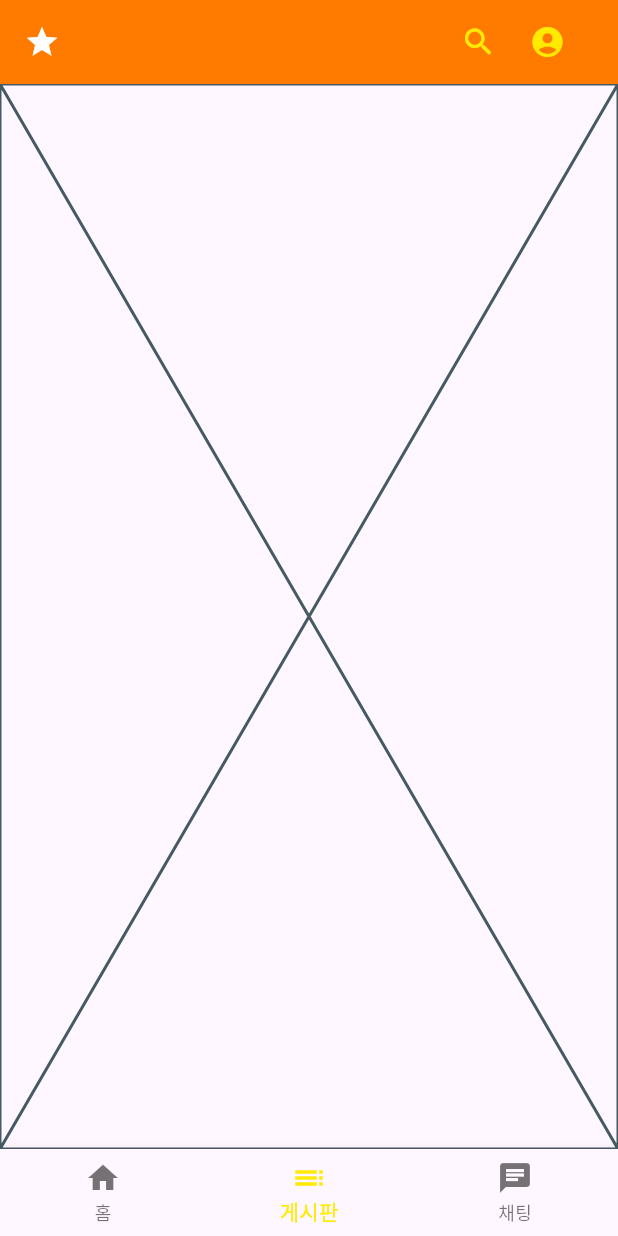
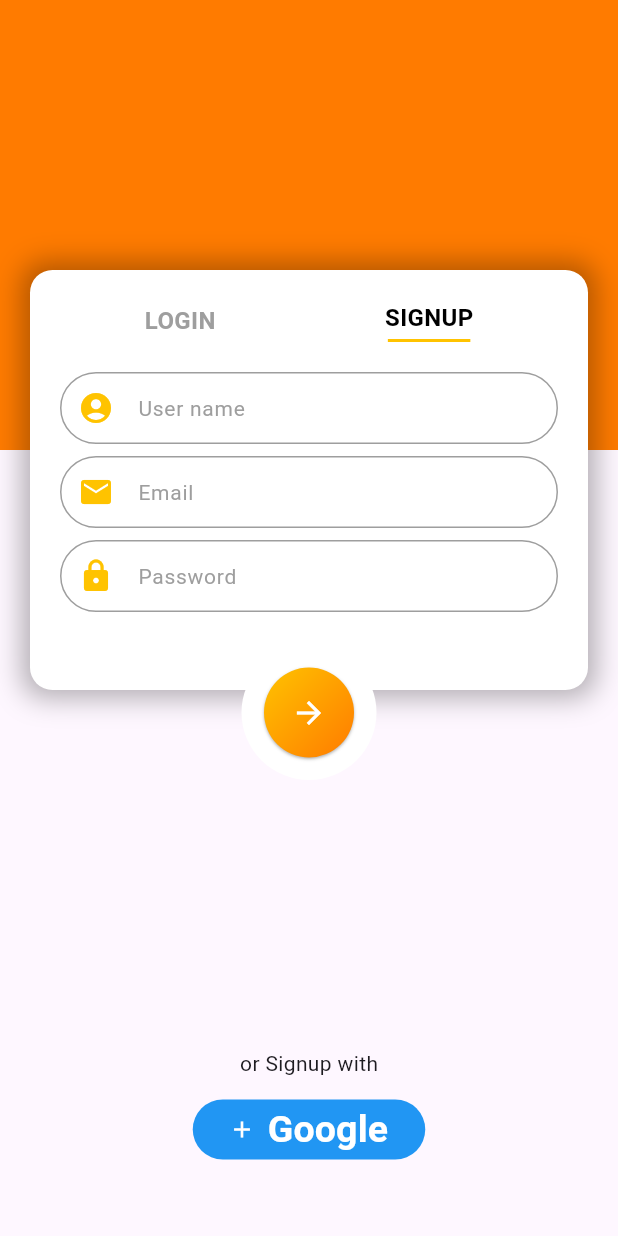
Before and after one commit to iamgonnabe/CommunityApp, a Flutter app: the screen it shows after launch, item 2 of the bottom bar chosen, after a tap on the "account circle" icon, on a phone screen of 412 x 824 dp. Run offline on Flutter 3.47's test engine with Material 3 defaults, Android fonts, the phone set to English and light mode, and no system bars; Roboto replaces fonts that are missing (Georgia).

Commit message:
chattingUI

```diff
--- /dev/null
+++ b/lib/repository/chat_repository.dart
@@ -0,0 +1,40 @@
+class ChatRepository {
+  List<Map<String, String>> chats = [
+    {
+      'name': 'abc',
+      'message': 'hello',
+    },
+    {
+      'name': 'abc',
+      'message': 'hello',
+    },
+    {
+      'name': 'abc',
+      'message': 'hello',
+    },
+    {
+      'name': 'abc',
+      'message': 'hello',
+    },
+    {
+      'name': 'abc',
+      'message': 'hello',
+    },
+    {
+      'name': 'abc',
+      'message': 'hello',
+    },
+    {
+      'name': 'abc',
+      'message': 'hello',
+    },
+    {
+      'name': 'abc',
+      'message': 'hello',
+    },
+    {
+      'name': 'abc',
+      'message': 'hello',
+    },
+  ];
+}
--- /dev/null
+++ b/lib/repository/palette.dart
@@ -0,0 +1,14 @@
+import 'package:flutter/material.dart';
+
+class Palette {
+  static const Color color1 = Color(0xffFF7B00);
+  static const Color color2 = Color(0xffFF8800);
+  static const Color color3 = Color(0xffFF9500);
+  static const Color color4 = Color(0xffFFA200);
+  static const Color color5 = Color(0xffFFAA00);
+  static const Color color6 = Color(0xffFFB700);
+  static const Color color7 = Color(0xffFFC300);
+  static const Color color8 = Color(0xffFFD000);
+  static const Color color9 = Color(0xffFFDD00);
+  static const Color color10 = Color(0xffFFEA00);
+}
--- /dev/null
+++ b/lib/screens/board_screen.dart
@@ -0,0 +1,65 @@
+import 'package:flutter/material.dart';
+import 'package:flutterproject/widgets/free_board_widget.dart';
+import 'package:flutterproject/widgets/hot_board_widget.dart';
+import 'package:flutterproject/widgets/review_board.widget.dart';
+
+class BoardList extends StatelessWidget {
+  const BoardList({super.key});
+
+  @override
+  Widget build(BuildContext context) {
+    return const Expanded(
+      child: Row(
+        mainAxisAlignment: MainAxisAlignment.center,
+        children: [
+          Column(
+            children: [
+              SizedBox(
+                height: 100,
+              ),
+              GoToBoard(board: 'HOT', boardWidget: HotBoard()),
+              SizedBox(
+                height: 30,
+              ),
+              GoToBoard(board: '자유', boardWidget: FreeBoard()),
+              SizedBox(
+                height: 30,
+              ),
+              GoToBoard(board: '리뷰', boardWidget: ReviewBoard()),
+            ],
+          ),
+        ],
+      ),
+    );
+  }
+}
+
+class GoToBoard extends StatelessWidget {
+  final String board;
+  final Widget boardWidget;
+  const GoToBoard({
+    super.key,
+    required this.board,
+    required this.boardWidget,
+  });
+
+  @override
+  Widget build(BuildContext context) {
+    return GestureDetector(
+      onTap: () {
+        Navigator.push(
+          context,
+          MaterialPageRoute(builder: (context) => boardWidget),
+        );
+      },
+      child: Text(
+        '$board 게시판',
+        style: const TextStyle(
+          fontSize: 36,
+          fontWeight: FontWeight.bold,
+          backgroundColor: Color(0xffFFD000),
+        ),
+      ),
+    );
+  }
+}
--- /dev/null
+++ b/lib/screens/chatting_screen.dart
@@ -0,0 +1,27 @@
+import 'package:flutter/material.dart';
+import 'package:flutterproject/repository/chat_repository.dart';
+
+class Chatting extends StatelessWidget {
+  const Chatting({super.key});
+
+  @override
+  Widget build(BuildContext context) {
+    return ListView.separated(
+      itemCount: 10,
+      padding: const EdgeInsets.symmetric(vertical: 10, horizontal: 20),
+      itemBuilder: (context, index) {
+        ChatRepository chatRepository = ChatRepository();
+        return Container(
+          child: const Column(
+            children: [
+              //for (var chat in chatRepository.chats) Text(chat[index]['message'])
+            ],
+          ),
+        );
+      },
+      separatorBuilder: (context, index) => const SizedBox(
+        height: 10,
+      ),
+    );
+  }
+}
--- a/lib/screens/home_screen.dart
+++ b/lib/screens/home_screen.dart
@@ -1,7 +1,9 @@
 import 'package:flutter/material.dart';
-import 'package:flutterproject/widgets/board_list_widget.dart';
-import 'package:flutterproject/widgets/chatting_widget.dart';
+import 'package:flutterproject/repository/palette.dart';
+import 'package:flutterproject/screens/board_screen.dart';
+import 'package:flutterproject/screens/chatting_screen.dart';
 import 'package:flutterproject/widgets/home_widget.dart';
+import 'package:flutterproject/widgets/login_widget.dart';
 
 class HomeScreen extends StatefulWidget {
   const HomeScreen({super.key});
@@ -26,20 +28,23 @@ class _HomeScreenState extends State<HomeScreen> {
   Widget build(BuildContext context) {
     return Scaffold(
       appBar: AppBar(
-        backgroundColor: const Color(0xffFF7B00),
+        backgroundColor: Palette.color1,
         actions: [
           IconButton(
               onPressed: () {},
               icon: const Icon(
                 Icons.search,
-                color: Color(0xffFFEA00),
+                color: Palette.color10,
               )),
           IconButton(
               padding: const EdgeInsets.only(right: 35, left: 10),
-              onPressed: () {},
+              onPressed: () {
+                Navigator.push(context,
+                    MaterialPageRoute(builder: (context) => const Login()));
+              },
               icon: const Icon(
                 Icons.account_circle,
-                color: Color(0xffFFEA00),
+                color: Palette.color10,
               )),
         ],
         leading: const Icon(
@@ -55,7 +60,7 @@ class _HomeScreenState extends State<HomeScreen> {
           BottomNavigationBarItem(icon: Icon(Icons.chat), label: '채팅'),
         ],
         currentIndex: _selectedIndex,
-        selectedItemColor: const Color(0xffFFEA00),
+        selectedItemColor: Palette.color10,
         onTap: _onItemTapped,
       ),
     );
@@ -63,13 +68,11 @@ class _HomeScreenState extends State<HomeScreen> {
 
   @override
   void initState() {
-    // TODO: implement initState
     super.initState();
   }
 
   @override
   void dispose() {
-    // TODO: implement dispose
     super.dispose();
   }
 }
--- /dev/null
+++ b/lib/widgets/boards_preview.widget.dart
@@ -0,0 +1,35 @@
+import 'package:flutter/material.dart';
+
+class BoardsPreview extends StatelessWidget {
+  final String board;
+  final Widget boardList;
+  const BoardsPreview(
+      {super.key, required this.board, required this.boardList});
+
+  @override
+  Widget build(BuildContext context) {
+    return SizedBox(
+      width: 200,
+      child: GestureDetector(
+        onTap: () {
+          Navigator.push(
+            context,
+            MaterialPageRoute(builder: (context) => boardList),
+          );
+        },
+        child: Row(
+          mainAxisAlignment: MainAxisAlignment.spaceBetween,
+          children: [
+            Text('$board 게시판'),
+            const Row(
+              children: [
+                Text('더보기'),
+                Icon(Icons.chevron_right),
+              ],
+            ),
+          ],
+        ),
+      ),
+    );
+  }
+}
--- a/lib/widgets/chatting_widget.dart
+++ b/lib/widgets/free_board_widget.dart
@@ -1,7 +1,7 @@
 import 'package:flutter/material.dart';
 
-class Chatting extends StatelessWidget {
-  const Chatting({super.key});
+class FreeBoard extends StatelessWidget {
+  const FreeBoard({super.key});
 
   @override
   Widget build(BuildContext context) {
--- a/lib/widgets/home_widget.dart
+++ b/lib/widgets/home_widget.dart
@@ -1,19 +1,61 @@
 import 'package:flutter/material.dart';
+import 'package:flutterproject/widgets/boards_preview.widget.dart';
+import 'package:flutterproject/widgets/free_board_widget.dart';
+import 'package:flutterproject/widgets/hot_board_widget.dart';
+import 'package:flutterproject/widgets/review_board.widget.dart';
 
 class HomePage extends StatelessWidget {
   const HomePage({super.key});
 
   @override
   Widget build(BuildContext context) {
-    return const SingleChildScrollView(
+    return SingleChildScrollView(
       child: Padding(
-        padding: EdgeInsets.symmetric(horizontal: 20),
+        padding: const EdgeInsets.symmetric(horizontal: 20),
         child: Column(
           children: [
-            Row(
-              children: [
-                Text('자유 게시판'),
-              ],
+            const SizedBox(
+              height: 50,
+            ),
+            Center(
+              child: Container(
+                color: Colors.grey,
+                width: 200,
+                child: const Text(
+                  '깔삼한 로고',
+                  textAlign: TextAlign.center,
+                ),
+              ),
+            ),
+            const SizedBox(
+              height: 50,
+            ),
+            const BoardsPreview(board: 'HOT', boardList: HotBoard()),
+            Container(
+              color: Colors.grey,
+              width: 200,
+              height: 150,
+            ),
+            const SizedBox(
+              height: 25,
+            ),
+            const BoardsPreview(board: '자유', boardList: FreeBoard()),
+            Container(
+              color: Colors.grey,
+              width: 200,
+              height: 150,
+            ),
+            const SizedBox(
+              height: 25,
+            ),
+            const BoardsPreview(board: '리뷰', boardList: ReviewBoard()),
+            Container(
+              color: Colors.grey,
+              width: 200,
+              height: 150,
+            ),
+            const SizedBox(
+              height: 25,
             ),
           ],
         ),
--- /dev/null
+++ b/lib/widgets/hot_board_widget.dart
@@ -0,0 +1,10 @@
+import 'package:flutter/material.dart';
+
+class HotBoard extends StatelessWidget {
+  const HotBoard({super.key});
+
+  @override
+  Widget build(BuildContext context) {
+    return const Placeholder();
+  }
+}
--- /dev/null
+++ b/lib/widgets/login_widget.dart
@@ -0,0 +1,332 @@
+import 'package:flutter/material.dart';
+import 'package:flutter/rendering.dart';
+import 'package:flutterproject/repository/palette.dart';
+
+class Login extends StatefulWidget {
+  const Login({super.key});
+
+  @override
+  State<Login> createState() => _LoginState();
+}
+
+class _LoginState extends State<Login> {
+  bool isSignup = true;
+  @override
+  Widget build(BuildContext context) {
+    return Scaffold(
+      body: Stack(
+        children: [
+          Positioned(
+            top: 0,
+            right: 0,
+            left: 0,
+            child: Container(
+              height: 300,
+              decoration: const BoxDecoration(
+                color: Palette.color1,
+              ),
+            ),
+          ),
+          AnimatedPositioned(
+            duration: const Duration(milliseconds: 0),
+            curve: Curves.easeIn,
+            top: 180,
+            child: Container(
+              padding: const EdgeInsets.all(20),
+              height: isSignup ? 280 : 250,
+              width: MediaQuery.of(context).size.width - 40,
+              margin: const EdgeInsets.symmetric(horizontal: 20),
+              decoration: BoxDecoration(
+                color: Colors.white,
+                borderRadius: BorderRadius.circular(15),
+                boxShadow: [
+                  BoxShadow(
+                    color: Colors.black.withOpacity(0.3),
+                    blurRadius: 15,
+                    spreadRadius: 5,
+                  ),
+                ],
+              ),
+              child: Column(
+                children: [
+                  Row(
+                    mainAxisAlignment: MainAxisAlignment.spaceAround,
+                    children: [
+                      GestureDetector(
+                        onTap: () {
+                          setState(() {
+                            isSignup = false;
+                          });
+                        },
+                        child: Column(
+                          children: [
+                            Text(
+                              'LOGIN',
+                              style: TextStyle(
+                                fontSize: 16,
+                                fontWeight: FontWeight.bold,
+                                color: !isSignup ? Colors.black : Colors.grey,
+                              ),
+                            ),
+                            if (!isSignup)
+                              Container(
+                                margin: const EdgeInsets.only(top: 3),
+                                height: 2,
+                                width: 55,
+                                color: Palette.color7,
+                              ),
+                          ],
+                        ),
+                      ),
+                      GestureDetector(
+                        onTap: () {
+                          setState(() {
+                            isSignup = true;
+                          });
+                        },
+                        child: Column(
+                          children: [
+                            Text(
+                              'SIGNUP',
+                              style: TextStyle(
+                                fontSize: 16,
+                                fontWeight: FontWeight.bold,
+                                color: isSignup ? Colors.black : Colors.grey,
+                              ),
+                            ),
+                            if (isSignup)
+                              Container(
+                                margin: const EdgeInsets.only(top: 3),
+                                height: 2,
+                                width: 55,
+                                color: Palette.color7,
+                              ),
+                          ],
+                        ),
+                      ),
+                    ],
+                  ),
+                  if (isSignup)
+                    Container(
+                      margin: const EdgeInsets.only(top: 20),
+                      child: Form(
+                        child: Column(
+                          children: [
+                            TextFormField(
+                              decoration: InputDecoration(
+                                prefixIcon: const Icon(
+                                  Icons.account_circle,
+                                  color: Palette.color7,
+                                ),
+                                enabledBorder: OutlineInputBorder(
+                                  borderSide:
+                                      const BorderSide(color: Colors.black38),
+                                  borderRadius: BorderRadius.circular(30),
+                                ),
+                                focusedBorder: OutlineInputBorder(
+                                  borderSide:
+                                      const BorderSide(color: Colors.black38),
+                                  borderRadius: BorderRadius.circular(30),
+                                ),
+                                hintText: 'User name',
+                                hintStyle: const TextStyle(
+                                  fontSize: 14,
+                                  color: Colors.grey,
+                                ),
+                                contentPadding: const EdgeInsets.all(10),
+                              ),
+                            ),
+                            const SizedBox(
+                              height: 8,
+                            ),
+                            TextFormField(
+                              decoration: InputDecoration(
+                                prefixIcon: const Icon(
+                                  Icons.mail,
+                                  color: Palette.color7,
+                                ),
+                                enabledBorder: OutlineInputBorder(
+                                  borderSide:
+                                      const BorderSide(color: Colors.black38),
+                                  borderRadius: BorderRadius.circular(30),
+                                ),
+                                focusedBorder: OutlineInputBorder(
+                                  borderSide:
+                                      const BorderSide(color: Colors.black38),
+                                  borderRadius: BorderRadius.circular(30),
+                                ),
+                                hintText: 'Email',
+                                hintStyle: const TextStyle(
+                                  fontSize: 14,
+                                  color: Colors.grey,
+                                ),
+                                contentPadding: const EdgeInsets.all(10),
+                              ),
+                            ),
+                            const SizedBox(
+                              height: 8,
+                            ),
+                            TextFormField(
+                              decoration: InputDecoration(
+                                prefixIcon: const Icon(
+                                  Icons.lock,
+                                  color: Palette.color7,
+                                ),
+                                enabledBorder: OutlineInputBorder(
+                                  borderSide:
+                                      const BorderSide(color: Colors.black38),
+                                  borderRadius: BorderRadius.circular(30),
+                                ),
+                                focusedBorder: OutlineInputBorder(
+                                  borderSide:
+                                      const BorderSide(color: Colors.black38),
+                                  borderRadius: BorderRadius.circular(30),
+                                ),
+                                hintText: 'Password',
+                                hintStyle: const TextStyle(
+                                  fontSize: 14,
+                                  color: Colors.grey,
+                                ),
+                                contentPadding: const EdgeInsets.all(10),
+                              ),
+                            ),
+                          ],
+                        ),
+                      ),
+                    ),
+                  if (!isSignup)
+                    Container(
+                      margin: const EdgeInsets.only(top: 20),
+                      child: Form(
+                        child: Column(
+                          children: [
+                            TextFormField(
+                              decoration: InputDecoration(
+                                prefixIcon: const Icon(
+                                  Icons.account_circle,
+                                  color: Palette.color7,
+                                ),
+                                enabledBorder: OutlineInputBorder(
+                                  borderSide:
+                                      const BorderSide(color: Colors.black38),
+                                  borderRadius: BorderRadius.circular(30),
+                                ),
+                                focusedBorder: OutlineInputBorder(
+                                  borderSide:
+                                      const BorderSide(color: Colors.black38),
+                                  borderRadius: BorderRadius.circular(30),
+                                ),
+                                hintText: 'User name',
+                                hintStyle: const TextStyle(
+                                  fontSize: 14,
+                                  color: Colors.grey,
+                                ),
+                                contentPadding: const EdgeInsets.all(10),
+                              ),
+                            ),
+                            const SizedBox(
+                              height: 8,
+                            ),
+                            TextFormField(
+                              decoration: InputDecoration(
+                                prefixIcon: const Icon(
+                                  Icons.lock,
+                                  color: Palette.color7,
+                                ),
+                                enabledBorder: OutlineInputBorder(
+                                  borderSide:
+                                      const BorderSide(color: Colors.black38),
+                                  borderRadius: BorderRadius.circular(30),
+                                ),
+                                focusedBorder: OutlineInputBorder(
+                                  borderSide:
+                                      const BorderSide(color: Colors.black38),
+                                  borderRadius: BorderRadius.circular(30),
+                                ),
+                                hintText: 'Password',
+                                hintStyle: const TextStyle(
+                                  fontSize: 14,
+                                  color: Colors.grey,
+                                ),
+                                contentPadding: const EdgeInsets.all(10),
+                              ),
+                            ),
+                          ],
+                        ),
+                      ),
+                    ),
+                ],
+              ),
+            ),
+          ),
+          AnimatedPositioned(
+            duration: const Duration(milliseconds: 0),
+            curve: Curves.easeIn,
+            top: isSignup ? 430 : 390,
+            right: 0,
+            left: 0,
+            child: Center(
+              child: Container(
+                padding: const EdgeInsets.all(15),
+                height: 90,
+                width: 90,
+                decoration: BoxDecoration(
+                  color: Colors.white,
+                  borderRadius: BorderRadius.circular(50),
+                ),
+                child: Container(
+                  decoration: BoxDecoration(
+                    gradient: const LinearGradient(
+                      colors: [
+                        Palette.color7,
+                        Palette.color1,
+                      ],
+                      begin: Alignment.topLeft,
+                      end: Alignment.bottomRight,
+                    ),
+                    borderRadius: BorderRadius.circular(30),
+                    boxShadow: [
+                      BoxShadow(
+                        color: Colors.black.withOpacity(0.3),
+                        blurRadius: 1,
+                        offset: const Offset(0, 1),
+                      ),
+                    ],
+                  ),
+                  child: const Icon(
+                    Icons.arrow_forward,
+                    color: Colors.white,
+                  ),
+                ),
+              ),
+            ),
+          ),
+          Positioned(
+            top: MediaQuery.of(context).size.height - 125,
+            right: 0,
+            left: 0,
+            child: Column(
+              children: [
+                Text(isSignup ? 'or Signup with' : 'or Signin with'),
+                const SizedBox(
+                  height: 10,
+                ),
+                TextButton.icon(
+                  onPressed: () {},
+                  style: TextButton.styleFrom(
+                      foregroundColor: Colors.white,
+                      minimumSize: const Size(155, 40),
+                      shape: RoundedRectangleBorder(
+                          borderRadius: BorderRadius.circular(20)),
+                      backgroundColor: Colors.blue),
+                  icon: const Icon(Icons.add),
+                  label: const Text('Google'),
+                ),
+              ],
+            ),
+          ),
+        ],
+      ),
+    );
+  }
+}
--- a/lib/widgets/board_list_widget.dart
+++ b/lib/widgets/review_board.widget.dart
@@ -1,7 +1,7 @@
 import 'package:flutter/material.dart';
 
-class BoardList extends StatelessWidget {
-  const BoardList({super.key});
+class ReviewBoard extends StatelessWidget {
+  const ReviewBoard({super.key});
 
   @override
   Widget build(BuildContext context) {
```
